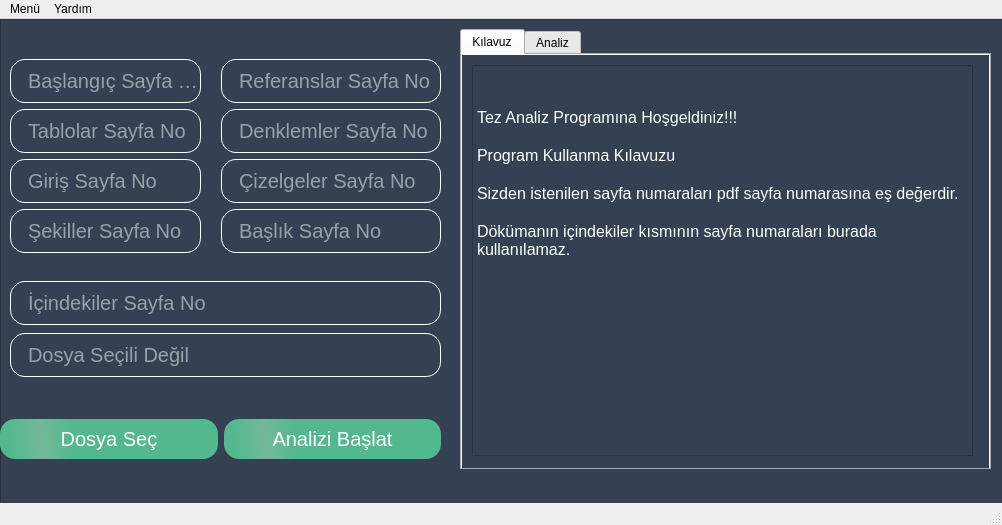
Qt form design_pages/untitled.ui (hhakangull/TezAnalizi) before a commit.
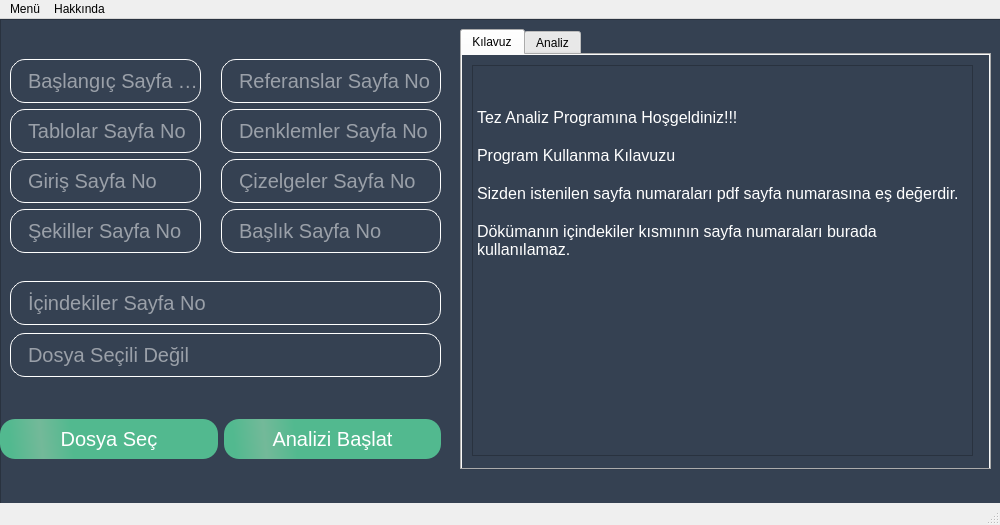
The same form after that commit. Icons and pictures are not drawn.

Patch:
```diff
--- a/design_pages/untitled.ui
+++ b/design_pages/untitled.ui
@@ -6,20 +6,20 @@
    <rect>
     <x>0</x>
     <y>0</y>
-    <width>1002</width>
+    <width>1000</width>
     <height>525</height>
    </rect>
   </property>
   <property name="minimumSize">
    <size>
-    <width>100</width>
-    <height>510</height>
+    <width>1000</width>
+    <height>525</height>
    </size>
   </property>
   <property name="maximumSize">
    <size>
-    <width>5000</width>
-    <height>3000</height>
+    <width>1000</width>
+    <height>525</height>
    </size>
   </property>
   <property name="windowTitle">
@@ -356,7 +356,7 @@
     <rect>
      <x>0</x>
      <y>0</y>
-     <width>1002</width>
+     <width>1000</width>
      <height>26</height>
     </rect>
    </property>
@@ -366,14 +366,14 @@
     </property>
     <addaction name="action_dosya_sec"/>
    </widget>
-   <widget class="QMenu" name="menuYard_m">
+   <widget class="QMenu" name="menuHakkinda">
     <property name="title">
-     <string>Yardım</string>
+     <string>Hakkında</string>
     </property>
     <addaction name="action_kilavuz"/>
    </widget>
    <addaction name="menuMen"/>
-   <addaction name="menuYard_m"/>
+   <addaction name="menuHakkinda"/>
   </widget>
   <widget class="QStatusBar" name="statusbar"/>
   <action name="action_kilavuz">
```
Left out of the diff: 16 changed lines with no effect on the pictures.
